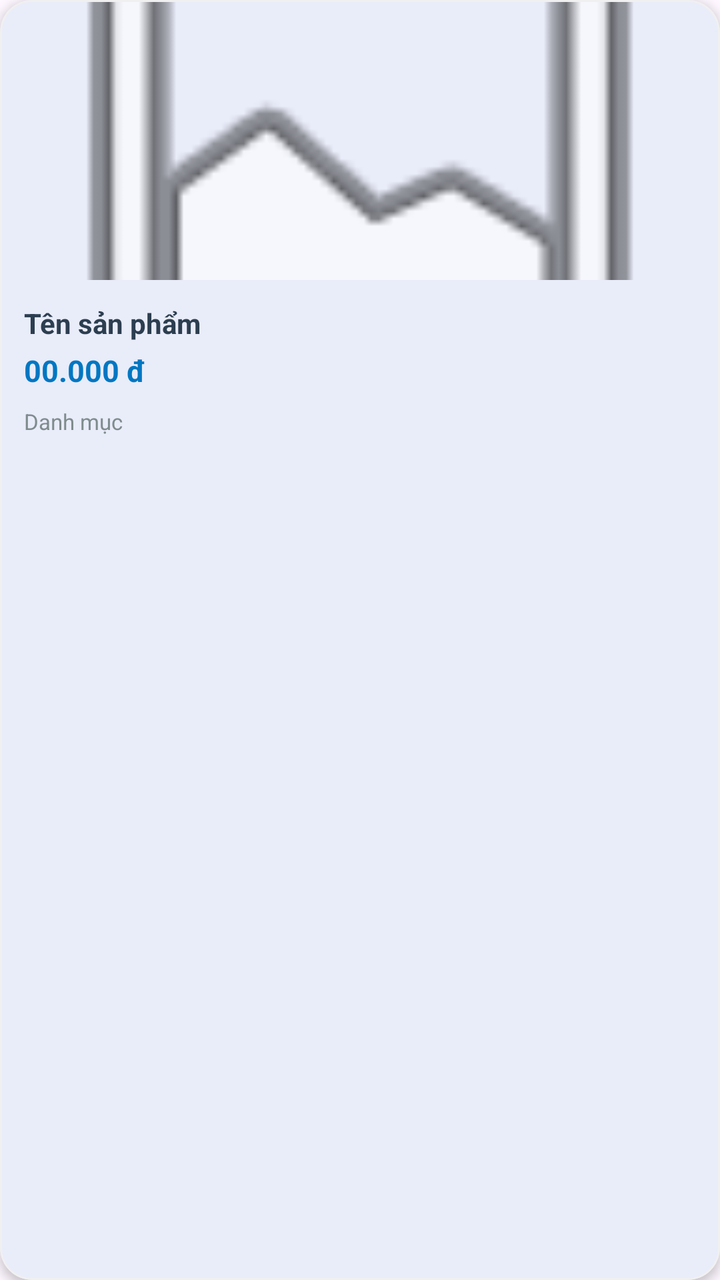
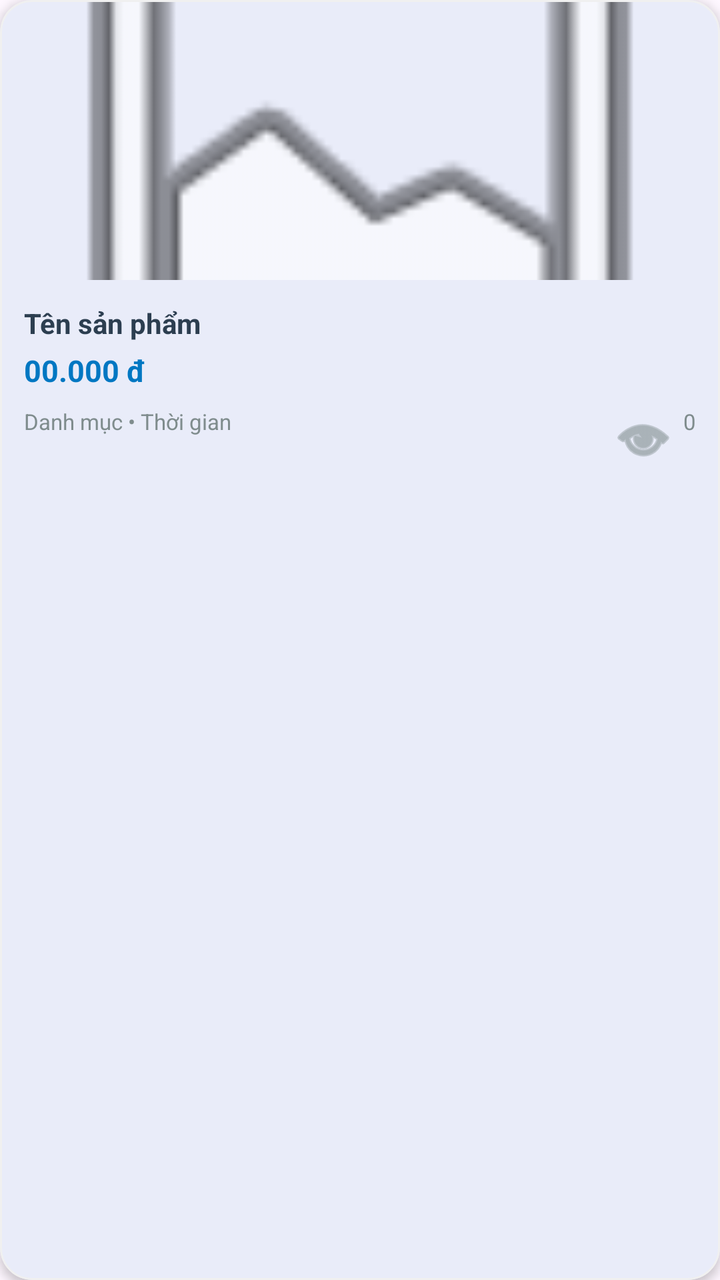

Screens rendered from an Android XML layout before and after an edit, with the pre-edit source and the edit as a unified diff.
<!-- AndroidManifest.xml: application theme Theme.Marketplace -->
<!-- res/layout/item_product.xml -->
<?xml version="1.0" encoding="utf-8"?>
<com.google.android.material.card.MaterialCardView
    xmlns:android="http://schemas.android.com/apk/res/android"
    xmlns:app="http://schemas.android.com/apk/res-auto"
    xmlns:tools="http://schemas.android.com/tools"
    android:layout_width="match_parent"
    android:layout_height="wrap_content"
    android:layout_margin="6dp"
    app:cardCornerRadius="16dp"
    app:cardElevation="3dp"
    app:strokeColor="#F0F0F0"
    app:strokeWidth="1dp">

    <RelativeLayout
        android:layout_width="match_parent"
        android:layout_height="wrap_content">

        
        <LinearLayout
            android:id="@+id/layoutProductContent"
            android:layout_width="match_parent"
            android:layout_height="wrap_content"
            android:orientation="vertical">

            
            <ImageView
                android:id="@+id/ivProductImage"
                android:layout_width="match_parent"
                android:layout_height="140dp"
                android:scaleType="centerCrop"
                android:src="@android:drawable/ic_menu_gallery" />

            <LinearLayout
                android:layout_width="match_parent"
                android:layout_height="wrap_content"
                android:orientation="vertical"
                android:padding="12dp">

                <TextView
                    android:id="@+id/tvProductTitle"
                    android:layout_width="match_parent"
                    android:layout_height="wrap_content"
                    android:ellipsize="end"
                    android:maxLines="1"
                    android:text="Tên sản phẩm"
                    android:textColor="@color/text_primary"
                    android:textSize="14sp"
                    android:textStyle="bold" />

                <TextView
                    android:id="@+id/tvProductPrice"
                    android:layout_width="match_parent"
                    android:layout_height="wrap_content"
                    android:layout_marginTop="4dp"
                    android:text="00.000 đ"
                    android:textColor="@color/ocean_blue_primary"
                    android:textSize="15sp"
                    android:textStyle="bold" />

                <TextView
                    android:id="@+id/tvProductCategory"
                    android:layout_width="match_parent"
                    android:layout_height="wrap_content"
                    android:layout_marginTop="8dp"
                    android:text="Danh mục"
                    android:textColor="@color/text_secondary"
                    android:textSize="11sp" />
            </LinearLayout>
        </LinearLayout>

        
        <com.google.android.material.card.MaterialCardView
            android:id="@+id/btnDeleteProduct"
            android:layout_width="32dp"
            android:layout_height="32dp"
            android:layout_alignParentEnd="true"
            android:layout_alignParentTop="true"
            android:layout_margin="10dp"
            app:cardCornerRadius="16dp"
            app:cardElevation="6dp"
            app:strokeWidth="0dp"
            app:cardBackgroundColor="#FFFFFF"
            android:visibility="gone"
            tools:visibility="visible">

            <ImageView
                android:layout_width="18dp"
                android:layout_height="18dp"
                android:layout_gravity="center"
                android:src="@android:drawable/ic_menu_delete"
                app:tint="#E74C3C" />
        </com.google.android.material.card.MaterialCardView>

    </RelativeLayout>
</com.google.android.material.card.MaterialCardView>
<!-- resources referenced by this layout -->
<resources>
  <color name="ocean_blue_primary">#0077C2</color>
  <color name="text_primary">#2C3E50</color>
  <color name="text_secondary">#7F8C8D</color>
  <style name="Theme.Marketplace" parent="Base.Theme.Marketplace" />
  <style name="Base.Theme.Marketplace" parent="Theme.Material3.DayNight.NoActionBar">
          
          <item name="colorPrimary">@color/ocean_blue_primary</item>
          <item name="colorOnPrimary">#FFFFFF</item>
          <item name="colorPrimaryContainer">@color/ocean_blue_light</item>
  
          
          <item name="colorSecondary">@color/ocean_blue_dark</item>
          <item name="colorError">#B00020</item>
      </style>
  <color name="ocean_blue_light">#59A5F5</color>
  <color name="ocean_blue_dark">#004C8C</color>
</resources>

<!-- the commit's change to res/layout/item_product.xml (unified diff, before → after) -->
@@ -57,14 +57,34 @@
                     android:textSize="15sp"
                     android:textStyle="bold" />
 
-                <TextView
-                    android:id="@+id/tvProductCategory"
+                <RelativeLayout
                     android:layout_width="match_parent"
                     android:layout_height="wrap_content"
-                    android:layout_marginTop="8dp"
-                    android:text="Danh mục"
-                    android:textColor="@color/text_secondary"
-                    android:textSize="11sp" />
+                    android:layout_marginTop="8dp">
+
+                    <TextView
+                        android:id="@+id/tvProductCategory"
+                        android:layout_width="wrap_content"
+                        android:layout_height="wrap_content"
+                        android:layout_alignParentStart="true"
+                        android:layout_toStartOf="@id/tvViewCount"
+                        android:text="Danh mục • Thời gian"
+                        android:textColor="@color/text_secondary"
+                        android:textSize="11sp" />
+
+                    
+                    <TextView
+                        android:id="@+id/tvViewCount"
+                        android:layout_width="wrap_content"
+                        android:layout_height="wrap_content"
+                        android:layout_alignParentEnd="true"
+                        android:text="0"
+                        android:textColor="@color/text_secondary"
+                        android:textSize="11sp"
+                        app:drawableStartCompat="@android:drawable/ic_menu_view"
+                        app:drawableTint="@color/text_secondary"
+                        android:drawablePadding="4dp"/>
+                </RelativeLayout>
             </LinearLayout>
         </LinearLayout>
 
